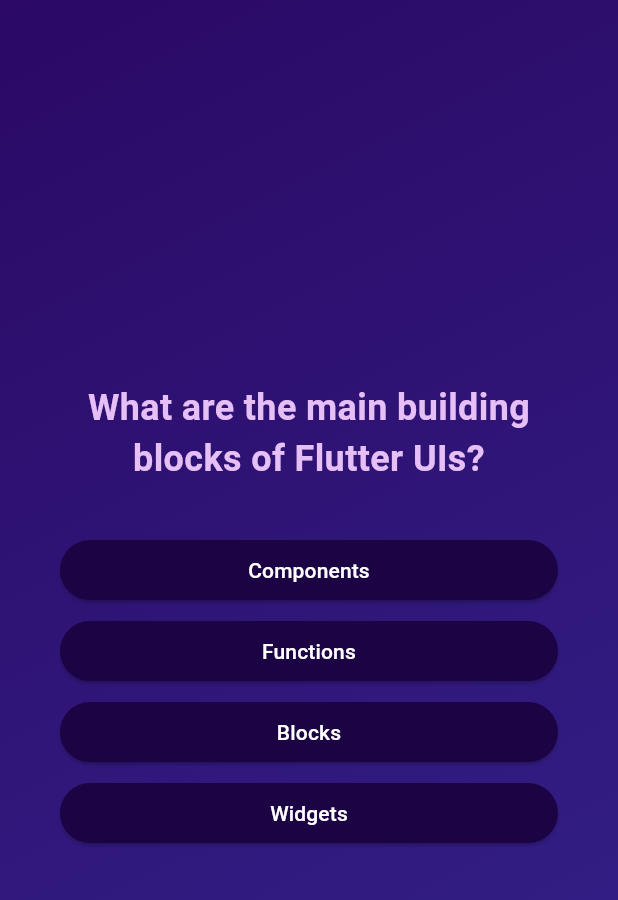
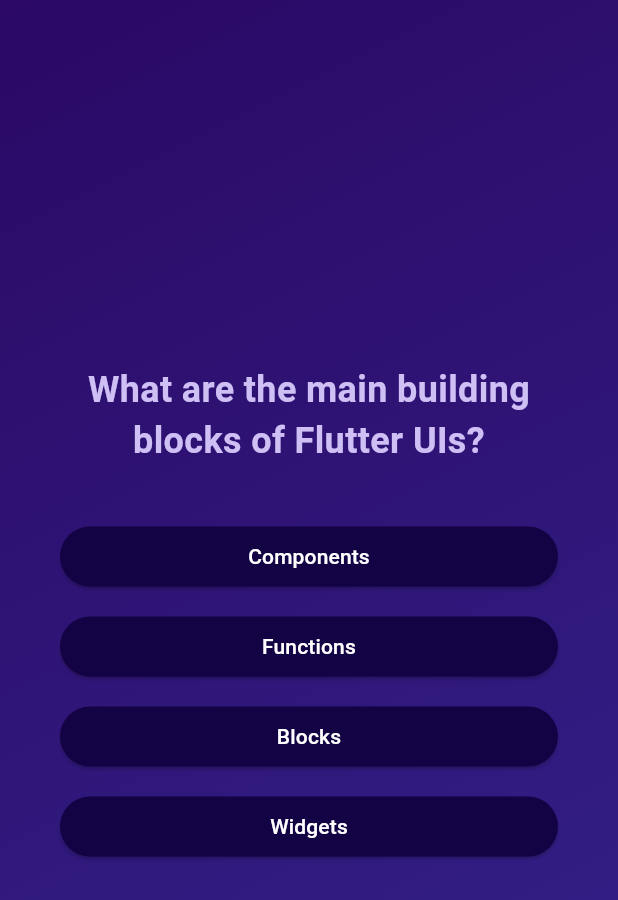
Before and after one commit to KritMukul/quiz_app, a Flutter app: the screen it shows after launch, after a tap on "Start Quiz", on a phone screen of 412 x 824 dp. Shown: the top 900 px of the screen. Run offline on Flutter 3.47's test engine with Material 3 defaults, Android fonts, the phone set to English and light mode, and no system bars; our stand-ins replace google_fonts; Roboto replaces fonts that are missing (Ubuntu).

```diff
--- a/lib/answer_button.dart
+++ b/lib/answer_button.dart
@@ -1,4 +1,5 @@
 import 'package:flutter/material.dart';
+// import 'package:google_fonts/google_fonts.dart';
 
 class AnswerButton extends StatelessWidget {
   const AnswerButton(
@@ -10,11 +11,11 @@ class AnswerButton extends StatelessWidget {
   @override
   Widget build(context) {
     return Container(
-      margin: const EdgeInsets.symmetric(vertical: 3),
+      margin: const EdgeInsets.symmetric(vertical: 6),
       child: ElevatedButton(
         onPressed: onTap,
         style: ElevatedButton.styleFrom(
-          backgroundColor: const Color.fromARGB(255, 27, 3, 68),
+          backgroundColor: const Color.fromARGB(255, 19, 3, 68),
           foregroundColor: Colors.white,
           shape:
               RoundedRectangleBorder(borderRadius: BorderRadius.circular(20)),
--- a/lib/home_page.dart
+++ b/lib/home_page.dart
@@ -10,14 +10,14 @@ class HomePage extends StatelessWidget {
   Widget build(context) {
     return Center(
       child: Container(
-        margin: const EdgeInsets.symmetric(horizontal: 30),
+        margin: const EdgeInsets.symmetric(horizontal: 40),
         child: Column(
           mainAxisSize: MainAxisSize.min,
           children: [
             Image.asset(
               'assets/images/quiz-logo.png',
               width: 300,
-              color: const Color.fromARGB(151, 255, 255, 255),
+              color: const Color.fromARGB(150, 235, 205, 255),
             ),
             const SizedBox(
               height: 50,
@@ -25,8 +25,7 @@ class HomePage extends StatelessWidget {
             Text(
               'Learn Flutter the fun Way!',
               style: GoogleFonts.ubuntu(
-                  color: const Color.fromARGB(255, 239, 197, 254),
-                  fontSize: 25),
+                  color: const Color.fromARGB(255, 245, 217, 255), fontSize: 25),
               textAlign: TextAlign.center,
             ),
             const SizedBox(
--- a/lib/main.dart
+++ b/lib/main.dart
@@ -1,7 +1,7 @@
 import 'package:flutter/material.dart';
 import 'package:quiz_app/quiz.dart';
 
-void main() {
+void  main() {
   runApp(
     const Quiz(),
   );
--- a/lib/questions_screen.dart
+++ b/lib/questions_screen.dart
@@ -37,7 +37,7 @@ class _QuestionScreenState extends State<QuestionScreen> {
             Text(
               currentQuestion.text,
               style: GoogleFonts.ubuntu(
-                color: const Color.fromARGB(255, 229, 191, 245),
+                color: const Color.fromARGB(255, 206, 191, 245),
                 fontSize: 24,
                 fontWeight: FontWeight.bold,
               ),
--- a/lib/quiz.dart
+++ b/lib/quiz.dart
@@ -2,6 +2,7 @@ import 'package:flutter/material.dart';
 import 'package:quiz_app/data/questions.dart';
 import 'package:quiz_app/home_page.dart';
 import 'package:quiz_app/questions_screen.dart';
+import 'package:quiz_app/results_screen.dart';
 
 class Quiz extends StatefulWidget {
   const Quiz({super.key});
@@ -22,12 +23,18 @@ class _QuizState extends State<Quiz> {
     });
   }
 
+  void restartQuiz() {
+    setState(() {
+      activeScreen = 'questions-screen';
+      selectedAnswers = [];
+    });
+  }
+
   void chooseAnswer(String answer) {
     selectedAnswers.add(answer);
     if (selectedAnswers.length == questions.length) {
       setState(() {
-        selectedAnswers = [];
-        activeScreen = 'start-screen';
+        activeScreen = 'results-screen';
       });
     }
   }
@@ -39,6 +46,11 @@ class _QuizState extends State<Quiz> {
     if (activeScreen == 'questions-screen') {
       screenWidget = QuestionScreen(
         onSelectAnswer: chooseAnswer,
+      );
+    } else if (activeScreen == 'results-screen') {
+      screenWidget = ResultsScreen(
+        chosenAnswers: selectedAnswers,
+        restartQuiz: restartQuiz,
       );
     }
 
```
Also changed, not shown: lib/questions_identifier.dart (added, +30 -0 lines), lib/questions_summary.dart (added, +66 -0 lines), lib/results_screen.dart (added, +74 -0 lines).
